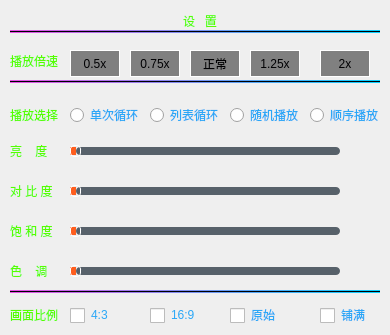
Qt form VideoPlayer/videomodels/AdjustBright.ui (huizhang556/pc-video-player) before a commit.
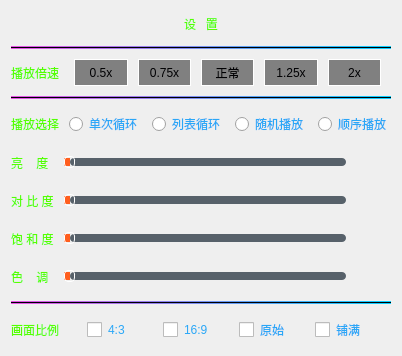
The same form after that commit. Icons and pictures are not drawn.

What changed in the file:
```diff
--- a/VideoPlayer/videomodels/AdjustBright.ui
+++ b/VideoPlayer/videomodels/AdjustBright.ui
@@ -17,14 +17,25 @@
    <string notr="true">/*background-color: rgb(61, 61, 61);*/
 </string>
   </property>
+  <layout class="QVBoxLayout" name="verticalLayout_2">
+   <item>
+    <layout class="QVBoxLayout" name="verticalLayout">
+     <property name="spacing">
+      <number>10</number>
+     </property>
+     <item>
   <widget class="QLabel" name="label">
-   <property name="geometry">
-    <rect>
-     <x>160</x>
-     <y>10</y>
-     <width>80</width>
-     <height>21</height>
-    </rect>
+       <property name="minimumSize">
+        <size>
+         <width>0</width>
+         <height>25</height>
+        </size>
+       </property>
+       <property name="maximumSize">
+        <size>
+         <width>16777215</width>
+         <height>25</height>
+        </size>
    </property>
    <property name="styleSheet">
     <string notr="true">font:bold normal 15px &quot;微软雅黑&quot;;
@@ -37,15 +48,24 @@
     <set>Qt::AlignCenter</set>
    </property>
   </widget>
+     </item>
+     <item>
+      <widget class="Line" name="line">
+       <property name="styleSheet">
+        <string notr="true">background-color:qlineargradient(spread:pad, x1:0, y1:0, x2:1, y2:0, stop:0 rgba(231,80,229, 255), stop:1 rgba(7,208,255, 255));</string>
+       </property>
+       <property name="frameShadow">
+        <enum>QFrame::Plain</enum>
+       </property>
+       <property name="orientation">
+        <enum>Qt::Horizontal</enum>
+       </property>
+      </widget>
+     </item>
+     <item>
+      <layout class="QHBoxLayout" name="horizontalLayout">
+       <item>
   <widget class="QLabel" name="label_playRate">
-   <property name="geometry">
-    <rect>
-     <x>10</x>
-     <y>50</y>
-     <width>50</width>
-     <height>21</height>
-    </rect>
-   </property>
    <property name="styleSheet">
     <string notr="true">color: rgb(85, 255, 0);</string>
    </property>
@@ -53,15 +73,9 @@
     <string>播放倍速</string>
    </property>
   </widget>
+       </item>
+       <item>
   <widget class="QPushButton" name="BtnRate_1">
-   <property name="geometry">
-    <rect>
-     <x>70</x>
-     <y>50</y>
-     <width>50</width>
-     <height>27</height>
-    </rect>
-   </property>
    <property name="minimumSize">
     <size>
      <width>0</width>
@@ -101,15 +115,51 @@
     <string>0.5x</string>
    </property>
   </widget>
+       </item>
+       <item>
+        <widget class="QPushButton" name="BtnRate_5">
+         <property name="minimumSize">
+          <size>
+           <width>0</width>
+           <height>27</height>
+          </size>
+         </property>
+         <property name="maximumSize">
+          <size>
+           <width>16777215</width>
+           <height>27</height>
+          </size>
+         </property>
+         <property name="styleSheet">
+          <string notr="true"> QPushButton
+{
+	border:1px solid white;
+    background-color:gray;
+    color: rgb(0, 0, 2);
+}
+ QPushButton:hover 
+{
+    background-color:rgb(14, 220, 0);
+    color: rgb(0, 0, 0);
+}
+ 
+/*checked设置为checkable为true生效*/
+QPushButton:checked 
+{
+    border:2px solid #f85a37;
+    background-color:rgb(14, 170, 79);
+    color: rgb(255, 255, 0);
+}
+ 
+ </string>
+         </property>
+         <property name="text">
+          <string>0.75x</string>
+         </property>
+        </widget>
+       </item>
+       <item>
   <widget class="QPushButton" name="BtnRate_2">
-   <property name="geometry">
-    <rect>
-     <x>190</x>
-     <y>50</y>
-     <width>50</width>
-     <height>27</height>
-    </rect>
-   </property>
    <property name="minimumSize">
     <size>
      <width>0</width>
@@ -149,15 +199,9 @@
     <string>正常</string>
    </property>
   </widget>
+       </item>
+       <item>
   <widget class="QPushButton" name="BtnRate_3">
-   <property name="geometry">
-    <rect>
-     <x>250</x>
-     <y>50</y>
-     <width>50</width>
-     <height>27</height>
-    </rect>
-   </property>
    <property name="minimumSize">
     <size>
      <width>0</width>
@@ -197,15 +241,9 @@
     <string>1.25x</string>
    </property>
   </widget>
+       </item>
+       <item>
   <widget class="QPushButton" name="BtnRate_4">
-   <property name="geometry">
-    <rect>
-     <x>320</x>
-     <y>50</y>
-     <width>50</width>
-     <height>27</height>
-    </rect>
-   </property>
    <property name="minimumSize">
     <size>
      <width>0</width>
@@ -245,15 +283,42 @@
     <string>2x</string>
    </property>
   </widget>
+       </item>
+       <item>
+        <spacer name="horizontalSpacer">
+         <property name="orientation">
+          <enum>Qt::Horizontal</enum>
+         </property>
+         <property name="sizeType">
+          <enum>QSizePolicy::Fixed</enum>
+         </property>
+         <property name="sizeHint" stdset="0">
+          <size>
+           <width>10</width>
+           <height>20</height>
+          </size>
+         </property>
+        </spacer>
+       </item>
+      </layout>
+     </item>
+     <item>
+      <widget class="Line" name="line_3">
+       <property name="styleSheet">
+        <string notr="true">background-color:qlineargradient(spread:pad, x1:0, y1:0, x2:1, y2:0, stop:0 rgba(231,80,229, 255), stop:1 rgba(7,208,255, 255));</string>
+       </property>
+       <property name="frameShadow">
+        <enum>QFrame::Plain</enum>
+       </property>
+       <property name="orientation">
+        <enum>Qt::Horizontal</enum>
+       </property>
+      </widget>
+     </item>
+     <item>
+      <layout class="QHBoxLayout" name="horizontalLayout_2">
+       <item>
   <widget class="QLabel" name="label_playSelect">
-   <property name="geometry">
-    <rect>
-     <x>10</x>
-     <y>100</y>
-     <width>50</width>
-     <height>30</height>
-    </rect>
-   </property>
    <property name="styleSheet">
     <string notr="true">color: rgb(85, 255, 0);</string>
    </property>
@@ -261,15 +326,218 @@
     <string>播放选择</string>
    </property>
   </widget>
+       </item>
+       <item>
+        <widget class="QRadioButton" name="radioButton_dcxh">
+         <property name="minimumSize">
+          <size>
+           <width>0</width>
+           <height>30</height>
+          </size>
+         </property>
+         <property name="maximumSize">
+          <size>
+           <width>16777215</width>
+           <height>30</height>
+          </size>
+         </property>
+         <property name="styleSheet">
+          <string notr="true">/*未选中的样式*/
+QRadioButton::indicator:unchecked
+{
+width:16px;
+height:16px;
+border-image: url(:/images/radio_normal.png);
+}
+
+QRadioButton::indicator:unchecked:hover
+{
+width:16px;
+height:16px;
+border-image: url(:/images/radio_hover.png);
+}
+
+/*选中时的样式*/
+QRadioButton::indicator:checked
+{
+width:16px;
+height:16px;
+border-image: url(:/images/radio_selected.png);
+}
+
+QRadioButton
+{
+color: rgb(42, 167, 247);
+}
+</string>
+         </property>
+         <property name="text">
+          <string>单次循环</string>
+         </property>
+        </widget>
+       </item>
+       <item>
+        <widget class="QRadioButton" name="radioButton_lbxh">
+         <property name="minimumSize">
+          <size>
+           <width>0</width>
+           <height>30</height>
+          </size>
+         </property>
+         <property name="maximumSize">
+          <size>
+           <width>16777215</width>
+           <height>30</height>
+          </size>
+         </property>
+         <property name="styleSheet">
+          <string notr="true">/*未选中的样式*/
+QRadioButton::indicator:unchecked
+{
+width:16px;
+height:16px;
+border-image: url(:/images/radio_normal.png);
+}
+
+QRadioButton::indicator:unchecked:hover
+{
+width:16px;
+height:16px;
+border-image: url(:/images/radio_hover.png);
+}
+
+/*选中时的样式*/
+QRadioButton::indicator:checked
+{
+width:16px;
+height:16px;
+border-image: url(:/images/radio_selected.png);
+}
+
+QRadioButton
+{
+color: rgb(42, 167, 247);
+}
+</string>
+         </property>
+         <property name="text">
+          <string>列表循环</string>
+         </property>
+        </widget>
+       </item>
+       <item>
+        <widget class="QRadioButton" name="radioButton_sjbf">
+         <property name="minimumSize">
+          <size>
+           <width>0</width>
+           <height>30</height>
+          </size>
+         </property>
+         <property name="maximumSize">
+          <size>
+           <width>16777215</width>
+           <height>30</height>
+          </size>
+         </property>
+         <property name="styleSheet">
+          <string notr="true">/*未选中的样式*/
+QRadioButton::indicator:unchecked
+{
+width:16px;
+height:16px;
+border-image: url(:/images/radio_normal.png);
+}
+
+QRadioButton::indicator:unchecked:hover
+{
+width:16px;
+height:16px;
+border-image: url(:/images/radio_hover.png);
+}
+
+/*选中时的样式*/
+QRadioButton::indicator:checked
+{
+width:16px;
+height:16px;
+border-image: url(:/images/radio_selected.png);
+}
+
+QRadioButton
+{
+color: rgb(42, 167, 247);
+}
+</string>
+         </property>
+         <property name="text">
+          <string>随机播放</string>
+         </property>
+        </widget>
+       </item>
+       <item>
+        <widget class="QRadioButton" name="radioButton_sxbf">
+         <property name="minimumSize">
+          <size>
+           <width>0</width>
+           <height>30</height>
+          </size>
+         </property>
+         <property name="maximumSize">
+          <size>
+           <width>16777215</width>
+           <height>30</height>
+          </size>
+         </property>
+         <property name="styleSheet">
+          <string notr="true">/*未选中的样式*/
+QRadioButton::indicator:unchecked
+{
+width:16px;
+height:16px;
+border-image: url(:/images/radio_normal.png);
+}
+
+QRadioButton::indicator:unchecked:hover
+{
+width:16px;
+height:16px;
+border-image: url(:/images/radio_hover.png);
+}
+
+/*选中时的样式*/
+QRadioButton::indicator:checked
+{
+width:16px;
+height:16px;
+border-image: url(:/images/radio_selected.png);
+}
+
+QRadioButton
+{
+color: rgb(42, 167, 247);
+}
+</string>
+         </property>
+         <property name="text">
+          <string>顺序播放</string>
+         </property>
+        </widget>
+       </item>
+      </layout>
+     </item>
+     <item>
+      <layout class="QGridLayout" name="gridLayout">
+       <property name="topMargin">
+        <number>5</number>
+       </property>
+       <property name="bottomMargin">
+        <number>5</number>
+       </property>
+       <property name="verticalSpacing">
+        <number>20</number>
+       </property>
+       <item row="0" column="0">
   <widget class="QLabel" name="label_ld">
-   <property name="geometry">
-    <rect>
-     <x>10</x>
-     <y>140</y>
-     <width>50</width>
-     <height>21</height>
-    </rect>
-   </property>
    <property name="styleSheet">
     <string notr="true">color: rgb(85, 255, 0);</string>
    </property>
@@ -277,15 +545,9 @@
     <string>亮    度</string>
    </property>
   </widget>
+       </item>
+       <item row="0" column="1">
   <widget class="QSlider" name="horizontalSlider_liangdu">
-   <property name="geometry">
-    <rect>
-     <x>70</x>
-     <y>140</y>
-     <width>270</width>
-     <height>22</height>
-    </rect>
-   </property>
    <property name="styleSheet">
     <string notr="true">/*整个进度条*/
 QSlider::groove:horizontal 
@@ -336,14 +598,14 @@
     <enum>Qt::Horizontal</enum>
    </property>
   </widget>
+       </item>
+       <item row="0" column="2">
   <widget class="QLabel" name="label_liangdu">
-   <property name="geometry">
-    <rect>
-     <x>350</x>
-     <y>140</y>
-     <width>30</width>
-     <height>21</height>
-    </rect>
+         <property name="minimumSize">
+          <size>
+           <width>35</width>
+           <height>0</height>
+          </size>
    </property>
    <property name="styleSheet">
     <string notr="true">color: #f85a37;</string>
@@ -352,31 +614,9 @@
     <string/>
    </property>
   </widget>
-  <widget class="QLabel" name="label_duibidu">
-   <property name="geometry">
-    <rect>
-     <x>350</x>
-     <y>180</y>
-     <width>30</width>
-     <height>21</height>
-    </rect>
-   </property>
-   <property name="styleSheet">
-    <string notr="true">color: #f85a37;</string>
-   </property>
-   <property name="text">
-    <string/>
-   </property>
-  </widget>
+       </item>
+       <item row="1" column="0">
   <widget class="QLabel" name="label_dbd">
-   <property name="geometry">
-    <rect>
-     <x>10</x>
-     <y>180</y>
-     <width>50</width>
-     <height>21</height>
-    </rect>
-   </property>
    <property name="styleSheet">
     <string notr="true">color: rgb(85, 255, 0);</string>
    </property>
@@ -384,15 +624,9 @@
     <string>对 比 度</string>
    </property>
   </widget>
+       </item>
+       <item row="1" column="1">
   <widget class="QSlider" name="horizontalSlider_duibidu">
-   <property name="geometry">
-    <rect>
-     <x>70</x>
-     <y>180</y>
-     <width>270</width>
-     <height>22</height>
-    </rect>
-   </property>
    <property name="styleSheet">
     <string notr="true">/*整个进度条*/
 QSlider::groove:horizontal 
@@ -443,15 +677,25 @@
     <enum>Qt::Horizontal</enum>
    </property>
   </widget>
+       </item>
+       <item row="1" column="2">
+        <widget class="QLabel" name="label_duibidu">
+         <property name="minimumSize">
+          <size>
+           <width>35</width>
+           <height>0</height>
+          </size>
+         </property>
+         <property name="styleSheet">
+          <string notr="true">color: #f85a37;</string>
+         </property>
+         <property name="text">
+          <string/>
+         </property>
+        </widget>
+       </item>
+       <item row="2" column="0">
   <widget class="QLabel" name="label_bhd">
-   <property name="geometry">
-    <rect>
-     <x>10</x>
-     <y>220</y>
-     <width>50</width>
-     <height>21</height>
-    </rect>
-   </property>
    <property name="styleSheet">
     <string notr="true">color: rgb(85, 255, 0);</string>
    </property>
@@ -459,15 +703,9 @@
     <string>饱 和 度</string>
    </property>
   </widget>
+       </item>
+       <item row="2" column="1">
   <widget class="QSlider" name="horizontalSlider_baohedu">
-   <property name="geometry">
-    <rect>
-     <x>70</x>
-     <y>220</y>
-     <width>270</width>
-     <height>22</height>
-    </rect>
-   </property>
    <property name="styleSheet">
     <string notr="true">/*整个进度条*/
 QSlider::groove:horizontal 
@@ -518,14 +756,14 @@
     <enum>Qt::Horizontal</enum>
    </property>
   </widget>
+       </item>
+       <item row="2" column="2">
   <widget class="QLabel" name="label_baohedu">
-   <property name="geometry">
-    <rect>
-     <x>350</x>
-     <y>220</y>
-     <width>30</width>
-     <height>21</height>
-    </rect>
+         <property name="minimumSize">
+          <size>
+           <width>35</width>
+           <height>0</height>
+          </size>
    </property>
    <property name="styleSheet">
     <string notr="true">color: #f85a37;</string>
@@ -534,34 +772,90 @@
     <string/>
    </property>
   </widget>
-  <widget class="Line" name="line">
-   <property name="geometry">
-    <rect>
-     <x>10</x>
-     <y>30</y>
-     <width>370</width>
-     <height>3</height>
-    </rect>
-   </property>
+       </item>
+       <item row="3" column="0">
+        <widget class="QLabel" name="label_sd">
    <property name="styleSheet">
-    <string notr="true">background-color:qlineargradient(spread:pad, x1:0, y1:0, x2:1, y2:0, stop:0 rgba(231,80,229, 255), stop:1 rgba(7,208,255, 255));</string>
-   </property>
-   <property name="frameShadow">
-    <enum>QFrame::Plain</enum>
+          <string notr="true">color: rgb(85, 255, 0);</string>
+         </property>
+         <property name="text">
+          <string>色    调</string>
+         </property>
+        </widget>
+       </item>
+       <item row="3" column="1">
+        <widget class="QSlider" name="horizontalSlider_sediao">
+         <property name="styleSheet">
+          <string notr="true">/*整个进度条*/
+QSlider::groove:horizontal 
+{
+background:transparent;
+height: 8px;
+border-radius:4px;
+}
+
+/*J拖动按钮*/
+QSlider::handle:horizontal 
+{
+background: qradialgradient(spread:pad, cx:0.5, cy:0.5, radius:0.5, fx:0.5, fy:0.5, 
+stop:0.6 #45ADED, stop:0.778409 rgba(255, 255, 255, 255));
+width: 8px;
+height:8px;
+margin-top: -2px;
+margin-bottom: -2px;
+padding-right:1px;
+border-radius: 4px;
+border:1px solid white;
+}
+
+/*J拖动按钮-hover*/
+QSlider::handle:horizontal:hover 
+{
+border-radius: 4px;
+background: qradialgradient(spread:pad, cx:0.5, cy:0.5, radius:0.5, fx:0.5, fy:0.5, stop:0.6 #2A8BDA,stop:0.778409 rgba(255, 255, 255, 255));
+}
+
+/*未划过的区域，右边界线*/
+QSlider::add-page:horizontal,QSlider::add-line:horizontal
+{
+background-color: rgb(87, 97, 106); 
+border-radius:4px;
+}
+
+/*已划过的区域，右边界线*/
+QSlider::sub-page:horizontal,QSlider::sub-line:horizontal
+{
+/*background-color:qlineargradient(spread:pad, x1:0, y1:0, x2:1, y2:0, stop:0 rgba(231,80,229, 255), stop:1 rgba(7,208,255, 255));*/
+background-color:rgb(255, 94, 30);
+border-radius:4px;
+}
+</string>
    </property>
    <property name="orientation">
     <enum>Qt::Horizontal</enum>
    </property>
   </widget>
+       </item>
+       <item row="3" column="2">
+        <widget class="QLabel" name="label_sediao">
+         <property name="minimumSize">
+          <size>
+           <width>35</width>
+           <height>0</height>
+          </size>
+         </property>
+         <property name="styleSheet">
+          <string notr="true">color: #f85a37;</string>
+         </property>
+         <property name="text">
+          <string/>
+         </property>
+        </widget>
+       </item>
+      </layout>
+     </item>
+     <item>
   <widget class="Line" name="line_2">
-   <property name="geometry">
-    <rect>
-     <x>10</x>
-     <y>290</y>
-     <width>370</width>
-     <height>3</height>
-    </rect>
-   </property>
    <property name="styleSheet">
     <string notr="true">background-color:qlineargradient(spread:pad, x1:0, y1:0, x2:1, y2:0, stop:0 rgba(231,80,229, 255), stop:1 rgba(7,208,255, 255));</string>
    </property>
@@ -572,206 +866,11 @@
     <enum>Qt::Horizontal</enum>
    </property>
   </widget>
-  <widget class="Line" name="line_3">
-   <property name="geometry">
-    <rect>
-     <x>10</x>
-     <y>80</y>
-     <width>370</width>
-     <height>3</height>
-    </rect>
-   </property>
-   <property name="styleSheet">
-    <string notr="true">background-color:qlineargradient(spread:pad, x1:0, y1:0, x2:1, y2:0, stop:0 rgba(231,80,229, 255), stop:1 rgba(7,208,255, 255));</string>
-   </property>
-   <property name="frameShadow">
-    <enum>QFrame::Plain</enum>
-   </property>
-   <property name="orientation">
-    <enum>Qt::Horizontal</enum>
-   </property>
-  </widget>
-  <widget class="QRadioButton" name="radioButton_dcxh">
-   <property name="geometry">
-    <rect>
-     <x>70</x>
-     <y>100</y>
-     <width>71</width>
-     <height>30</height>
-    </rect>
-   </property>
-   <property name="styleSheet">
-    <string notr="true">/*未选中的样式*/
-QRadioButton::indicator:unchecked
-{
-width:16px;
-height:16px;
-border-image: url(:/images/radio_normal.png);
-}
-
-QRadioButton::indicator:unchecked:hover
-{
-width:16px;
-height:16px;
-border-image: url(:/images/radio_hover.png);
-}
-
-/*选中时的样式*/
-QRadioButton::indicator:checked
-{
-width:16px;
-height:16px;
-border-image: url(:/images/radio_selected.png);
-}
-
-QRadioButton
-{
-color: rgb(42, 167, 247);
-}
-</string>
-   </property>
-   <property name="text">
-    <string>单次循环</string>
-   </property>
-  </widget>
-  <widget class="QRadioButton" name="radioButton_lbxh">
-   <property name="geometry">
-    <rect>
-     <x>150</x>
-     <y>100</y>
-     <width>71</width>
-     <height>30</height>
-    </rect>
-   </property>
-   <property name="styleSheet">
-    <string notr="true">/*未选中的样式*/
-QRadioButton::indicator:unchecked
-{
-width:16px;
-height:16px;
-border-image: url(:/images/radio_normal.png);
-}
-
-QRadioButton::indicator:unchecked:hover
-{
-width:16px;
-height:16px;
-border-image: url(:/images/radio_hover.png);
-}
-
-/*选中时的样式*/
-QRadioButton::indicator:checked
-{
-width:16px;
-height:16px;
-border-image: url(:/images/radio_selected.png);
-}
-
-QRadioButton
-{
-color: rgb(42, 167, 247);
-}
-</string>
-   </property>
-   <property name="text">
-    <string>列表循环</string>
-   </property>
-  </widget>
-  <widget class="QRadioButton" name="radioButton_sjbf">
-   <property name="geometry">
-    <rect>
-     <x>230</x>
-     <y>100</y>
-     <width>71</width>
-     <height>30</height>
-    </rect>
-   </property>
-   <property name="styleSheet">
-    <string notr="true">/*未选中的样式*/
-QRadioButton::indicator:unchecked
-{
-width:16px;
-height:16px;
-border-image: url(:/images/radio_normal.png);
-}
-
-QRadioButton::indicator:unchecked:hover
-{
-width:16px;
-height:16px;
-border-image: url(:/images/radio_hover.png);
-}
-
-/*选中时的样式*/
-QRadioButton::indicator:checked
-{
-width:16px;
-height:16px;
-border-image: url(:/images/radio_selected.png);
-}
-
-QRadioButton
-{
-color: rgb(42, 167, 247);
-}
-</string>
-   </property>
-   <property name="text">
-    <string>随机播放</string>
-   </property>
-  </widget>
-  <widget class="QRadioButton" name="radioButton_sxbf">
-   <property name="geometry">
-    <rect>
-     <x>310</x>
-     <y>100</y>
-     <width>71</width>
-     <height>30</height>
-    </rect>
-   </property>
-   <property name="styleSheet">
-    <string notr="true">/*未选中的样式*/
-QRadioButton::indicator:unchecked
-{
-width:16px;
-height:16px;
-border-image: url(:/images/radio_normal.png);
-}
-
-QRadioButton::indicator:unchecked:hover
-{
-width:16px;
-height:16px;
-border-image: url(:/images/radio_hover.png);
-}
-
-/*选中时的样式*/
-QRadioButton::indicator:checked
-{
-width:16px;
-height:16px;
-border-image: url(:/images/radio_selected.png);
-}
-
-QRadioButton
-{
-color: rgb(42, 167, 247);
-}
-</string>
-   </property>
-   <property name="text">
-    <string>顺序播放</string>
-   </property>
-  </widget>
+     </item>
+     <item>
+      <layout class="QHBoxLayout" name="horizontalLayout_3">
+       <item>
   <widget class="QLabel" name="label_hmbl">
-   <property name="geometry">
-    <rect>
-     <x>10</x>
-     <y>300</y>
-     <width>50</width>
-     <height>30</height>
-    </rect>
-   </property>
    <property name="styleSheet">
     <string notr="true">color: rgb(85, 255, 0);</string>
    </property>
@@ -779,14 +878,20 @@
     <string>画面比例</string>
    </property>
   </widget>
+       </item>
+       <item>
   <widget class="QCheckBox" name="checkBox_1">
-   <property name="geometry">
-    <rect>
-     <x>70</x>
-     <y>300</y>
-     <width>50</width>
-     <height>30</height>
-    </rect>
+         <property name="minimumSize">
+          <size>
+           <width>31</width>
+           <height>0</height>
+          </size>
+         </property>
+         <property name="maximumSize">
+          <size>
+           <width>16777215</width>
+           <height>31</height>
+          </size>
    </property>
    <property name="styleSheet">
     <string notr="true">QCheckBox::indicator 
@@ -830,14 +935,20 @@
     <string>4:3</string>
    </property>
   </widget>
+       </item>
+       <item>
   <widget class="QCheckBox" name="checkBox_2">
-   <property name="geometry">
-    <rect>
-     <x>150</x>
-     <y>300</y>
-     <width>50</width>
-     <height>30</height>
-    </rect>
+         <property name="minimumSize">
+          <size>
+           <width>0</width>
+           <height>31</height>
+          </size>
+         </property>
+         <property name="maximumSize">
+          <size>
+           <width>16777215</width>
+           <height>31</height>
+          </size>
    </property>
    <property name="styleSheet">
     <string notr="true">QCheckBox::indicator 
@@ -882,14 +993,20 @@
     <string>16:9</string>
    </property>
   </widget>
+       </item>
+       <item>
   <widget class="QCheckBox" name="checkBox_3">
-   <property name="geometry">
-    <rect>
-     <x>230</x>
-     <y>300</y>
-     <width>50</width>
-     <height>30</height>
-    </rect>
+         <property name="minimumSize">
+          <size>
+           <width>0</width>
+           <height>31</height>
+          </size>
+         </property>
+         <property name="maximumSize">
+          <size>
+           <width>16777215</width>
+           <height>31</height>
+          </size>
    </property>
    <property name="styleSheet">
     <string notr="true">QCheckBox::indicator 
@@ -934,14 +1051,20 @@
     <string>原始</string>
    </property>
   </widget>
+       </item>
+       <item>
   <widget class="QCheckBox" name="checkBox_4">
-   <property name="geometry">
-    <rect>
-     <x>320</x>
-     <y>300</y>
-     <width>50</width>
-     <height>30</height>
-    </rect>
+         <property name="minimumSize">
+          <size>
+           <width>0</width>
+           <height>31</height>
+          </size>
+         </property>
+         <property name="maximumSize">
+          <size>
+           <width>16777215</width>
+           <height>31</height>
+          </size>
    </property>
    <property name="styleSheet">
     <string notr="true">QCheckBox::indicator 
@@ -986,145 +1109,28 @@
     <string>铺满</string>
    </property>
   </widget>
-  <widget class="QLabel" name="label_sediao">
-   <property name="geometry">
-    <rect>
-     <x>350</x>
-     <y>260</y>
-     <width>30</width>
-     <height>21</height>
-    </rect>
-   </property>
-   <property name="styleSheet">
-    <string notr="true">color: #f85a37;</string>
-   </property>
-   <property name="text">
-    <string/>
-   </property>
-  </widget>
-  <widget class="QSlider" name="horizontalSlider_sediao">
-   <property name="geometry">
-    <rect>
-     <x>70</x>
-     <y>260</y>
-     <width>270</width>
-     <height>22</height>
-    </rect>
-   </property>
-   <property name="styleSheet">
-    <string notr="true">/*整个进度条*/
-QSlider::groove:horizontal 
-{
-background:transparent;
-height: 8px;
-border-radius:4px;
-}
-
-/*J拖动按钮*/
-QSlider::handle:horizontal 
-{
-background: qradialgradient(spread:pad, cx:0.5, cy:0.5, radius:0.5, fx:0.5, fy:0.5, 
-stop:0.6 #45ADED, stop:0.778409 rgba(255, 255, 255, 255));
-width: 8px;
-height:8px;
-margin-top: -2px;
-margin-bottom: -2px;
-padding-right:1px;
-border-radius: 4px;
-border:1px solid white;
-}
-
-/*J拖动按钮-hover*/
-QSlider::handle:horizontal:hover 
-{
-border-radius: 4px;
-background: qradialgradient(spread:pad, cx:0.5, cy:0.5, radius:0.5, fx:0.5, fy:0.5, stop:0.6 #2A8BDA,stop:0.778409 rgba(255, 255, 255, 255));
-}
-
-/*未划过的区域，右边界线*/
-QSlider::add-page:horizontal,QSlider::add-line:horizontal
-{
-background-color: rgb(87, 97, 106); 
-border-radius:4px;
-}
-
-/*已划过的区域，右边界线*/
-QSlider::sub-page:horizontal,QSlider::sub-line:horizontal
-{
-/*background-color:qlineargradient(spread:pad, x1:0, y1:0, x2:1, y2:0, stop:0 rgba(231,80,229, 255), stop:1 rgba(7,208,255, 255));*/
-background-color:rgb(255, 94, 30);
-border-radius:4px;
-}
-</string>
-   </property>
+       </item>
+       <item>
+        <spacer name="horizontalSpacer_2">
    <property name="orientation">
     <enum>Qt::Horizontal</enum>
    </property>
-  </widget>
-  <widget class="QLabel" name="label_sd">
-   <property name="geometry">
-    <rect>
-     <x>10</x>
-     <y>260</y>
-     <width>50</width>
-     <height>21</height>
-    </rect>
-   </property>
-   <property name="styleSheet">
-    <string notr="true">color: rgb(85, 255, 0);</string>
-   </property>
-   <property name="text">
-    <string>色    调</string>
-   </property>
-  </widget>
-  <widget class="QPushButton" name="BtnRate_5">
-   <property name="geometry">
-    <rect>
-     <x>130</x>
-     <y>50</y>
-     <width>50</width>
-     <height>27</height>
-    </rect>
-   </property>
-   <property name="minimumSize">
+         <property name="sizeType">
+          <enum>QSizePolicy::Fixed</enum>
+         </property>
+         <property name="sizeHint" stdset="0">
     <size>
-     <width>0</width>
-     <height>27</height>
-    </size>
-   </property>
-   <property name="maximumSize">
-    <size>
-     <width>16777215</width>
-     <height>27</height>
-    </size>
-   </property>
-   <property name="styleSheet">
-    <string notr="true"> QPushButton
-{
-	border:1px solid white;
-    background-color:gray;
-    color: rgb(0, 0, 2);
-}
- QPushButton:hover 
-{
-    background-color:rgb(14, 220, 0);
-    color: rgb(0, 0, 0);
-}
- 
-/*checked设置为checkable为true生效*/
-QPushButton:checked 
-{
-    border:2px solid #f85a37;
-    background-color:rgb(14, 170, 79);
-    color: rgb(255, 255, 0);
-}
- 
- </string>
-   </property>
-   <property name="text">
-    <string>0.75x</string>
-   </property>
-  </widget>
+           <width>10</width>
+           <height>20</height>
+          </size>
+         </property>
+        </spacer>
+       </item>
+      </layout>
+     </item>
+    </layout>
+   </item>
+  </layout>
  </widget>
  <resources/>
  <connections/>
```
Lines whose indentation alone changed are shown as unchanged.
